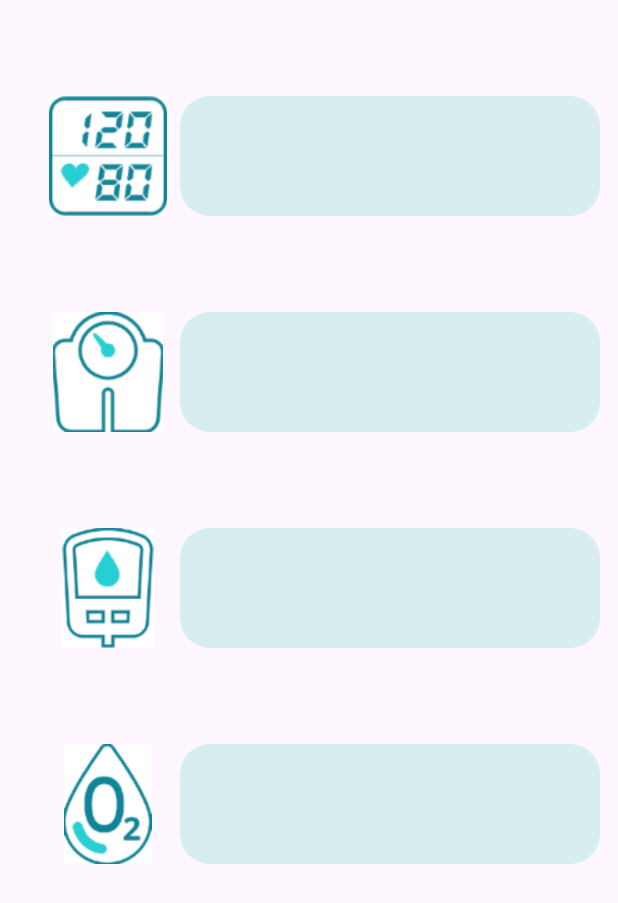
After one commit to Sergioggvm/ProyectoHospitalGambia, an Android app: the fragment Menu_Introducir_Manual shown on its own in the app's theme, on a phone screen of 412 x 824 dp. The commit adds this screen. Shown: the top 903 px of the screen. Run offline under Robolectric (Android 15) with nearby library versions, the phone set to English and light mode, and no system bars.

Commit message:
Añadidas imagenes, empezado menu manual

```diff
--- /dev/null
+++ b/app/src/main/java/com/example/proyectohospitalgambia/feature/ModoManual/MenuIntroducirManualViewModel.kt
@@ -0,0 +1,7 @@
+package com.example.proyectohospitalgambia.feature.ModoManual
+
+import androidx.lifecycle.ViewModel
+
+class MenuIntroducirManualViewModel : ViewModel() {
+    // TODO: Implement the ViewModel
+}
--- /dev/null
+++ b/app/src/main/java/com/example/proyectohospitalgambia/feature/ModoManual/Menu_Introducir_Manual.kt
@@ -0,0 +1,31 @@
+package com.example.proyectohospitalgambia.feature.ModoManual
+
+import androidx.fragment.app.viewModels
+import android.os.Bundle
+import androidx.fragment.app.Fragment
+import android.view.LayoutInflater
+import android.view.View
+import android.view.ViewGroup
+import com.example.proyectohospitalgambia.R
+
+class Menu_Introducir_Manual : Fragment() {
+
+    companion object {
+        fun newInstance() = Menu_Introducir_Manual()
+    }
+
+    private val viewModel: MenuIntroducirManualViewModel by viewModels()
+
+    override fun onCreate(savedInstanceState: Bundle?) {
+        super.onCreate(savedInstanceState)
+
+        // TODO: Use the ViewModel
+    }
+
+    override fun onCreateView(
+        inflater: LayoutInflater, container: ViewGroup?,
+        savedInstanceState: Bundle?
+    ): View {
+        return inflater.inflate(R.layout.fragment_menu__introducir__manual, container, false)
+    }
+}
--- /dev/null
+++ b/app/src/main/res/drawable/borde_redondeado.xml
@@ -0,0 +1,6 @@
+<?xml version="1.0" encoding="utf-8"?>
+<shape xmlns:android="http://schemas.android.com/apk/res/android"
+    android:shape="rectangle">
+    <corners android:radius="20dp" /> <!-- Este atributo controla el radio de las esquinas -->
+    <solid android:color="@color/azulFondo" /> <!-- Aquí puedes especificar el color de fondo -->
+</shape>
--- /dev/null
+++ b/app/src/main/res/layout/fragment_menu__introducir__manual.xml
@@ -0,0 +1,97 @@
+<?xml version="1.0" encoding="utf-8"?>
+<FrameLayout xmlns:android="http://schemas.android.com/apk/res/android"
+    xmlns:app="http://schemas.android.com/apk/res-auto"
+    xmlns:tools="http://schemas.android.com/tools"
+    android:layout_width="match_parent"
+    android:layout_height="match_parent"
+    tools:context=".feature.ModoManual.Menu_Introducir_Manual">
+
+    <androidx.constraintlayout.widget.ConstraintLayout
+        android:layout_width="match_parent"
+        android:layout_height="match_parent">
+
+
+        <ImageView
+            android:id="@+id/img_bloodpressure"
+            android:layout_width="80dp"
+            android:layout_height="80dp"
+            android:layout_marginStart="32dp"
+            android:layout_marginTop="64dp"
+            android:src="@drawable/icono_bloodpressure"
+            app:layout_constraintStart_toStartOf="parent"
+            app:layout_constraintTop_toTopOf="parent" />
+
+        <View
+            android:id="@+id/viewFondoBloodPresure"
+            android:layout_width="280dp"
+            android:layout_height="80dp"
+            android:layout_marginStart="8dp"
+            android:background="@drawable/borde_redondeado"
+            app:layout_constraintStart_toEndOf="@+id/img_bloodpressure"
+            app:layout_constraintTop_toTopOf="@+id/img_bloodpressure" />
+
+        <ImageView
+            android:id="@+id/img_weight"
+            android:layout_width="80dp"
+            android:layout_height="80dp"
+            android:layout_marginStart="32dp"
+            android:layout_marginTop="64dp"
+            android:src="@drawable/icono_weight"
+            app:layout_constraintStart_toStartOf="parent"
+            app:layout_constraintTop_toBottomOf="@+id/img_bloodpressure" />
+
+        <View
+            android:id="@+id/viewFondoWeight"
+            android:layout_width="280dp"
+            android:layout_height="80dp"
+            android:layout_marginStart="8dp"
+            android:background="@drawable/borde_redondeado"
+            app:layout_constraintStart_toEndOf="@+id/img_weight"
+            app:layout_constraintTop_toTopOf="@+id/img_weight" />
+
+
+        <ImageView
+            android:id="@+id/img_glycemia"
+            android:layout_width="80dp"
+            android:layout_height="80dp"
+            android:layout_marginStart="32dp"
+            android:layout_marginTop="208dp"
+            android:src="@drawable/icono_glycemia"
+            app:layout_constraintStart_toStartOf="parent"
+            app:layout_constraintTop_toBottomOf="@+id/img_bloodpressure" />
+
+
+        <View
+            android:id="@+id/viewFondoGlycemia"
+            android:layout_width="280dp"
+            android:layout_height="80dp"
+            android:layout_marginStart="8dp"
+            android:background="@drawable/borde_redondeado"
+            app:layout_constraintStart_toEndOf="@+id/img_glycemia"
+            app:layout_constraintTop_toTopOf="@+id/img_glycemia" />
+
+        <ImageView
+            android:id="@+id/img_osat"
+            android:layout_width="80dp"
+            android:layout_height="80dp"
+            android:layout_marginStart="32dp"
+            android:layout_marginTop="64dp"
+            android:src="@drawable/icono_osat"
+            app:layout_constraintStart_toStartOf="parent"
+            app:layout_constraintTop_toBottomOf="@+id/img_glycemia" />
+
+        <View
+            android:id="@+id/viewFondoOsat"
+            android:layout_width="280dp"
+            android:layout_height="80dp"
+            android:layout_marginStart="8dp"
+            android:background="@drawable/borde_redondeado"
+            app:layout_constraintStart_toEndOf="@+id/img_osat"
+            app:layout_constraintTop_toTopOf="@+id/img_osat" />
+
+
+
+    </androidx.constraintlayout.widget.ConstraintLayout>
+
+
+</FrameLayout>
--- a/app/src/main/res/values/colors.xml
+++ b/app/src/main/res/values/colors.xml
@@ -2,4 +2,5 @@
 <resources>
     <color name="black">#FF000000</color>
     <color name="white">#FFFFFFFF</color>
+    <color name="azulFondo">#d7edf0</color>
 </resources>
```
Also changed, not shown: app/src/main/res/drawable/icono_accederdatos.png (added), app/src/main/res/drawable/icono_bloodpressure.png (added), app/src/main/res/drawable/icono_glycemia.png (added), app/src/main/res/drawable/icono_osat.png (added), app/src/main/res/drawable/icono_weight.png (added).
